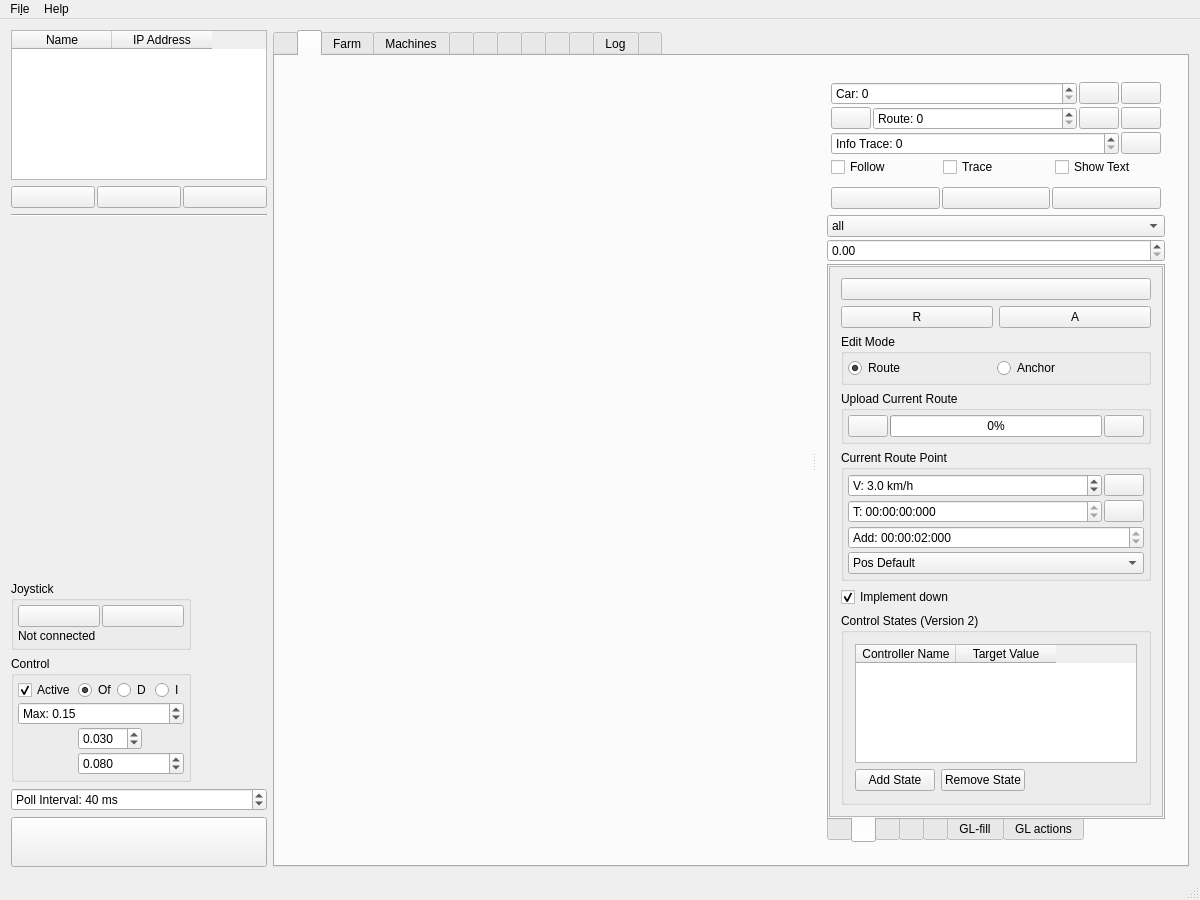
GunnarLarssonSLU/rise_sdvp, file Linux/RControlStation/mainwindow.ui: the form before one commit.
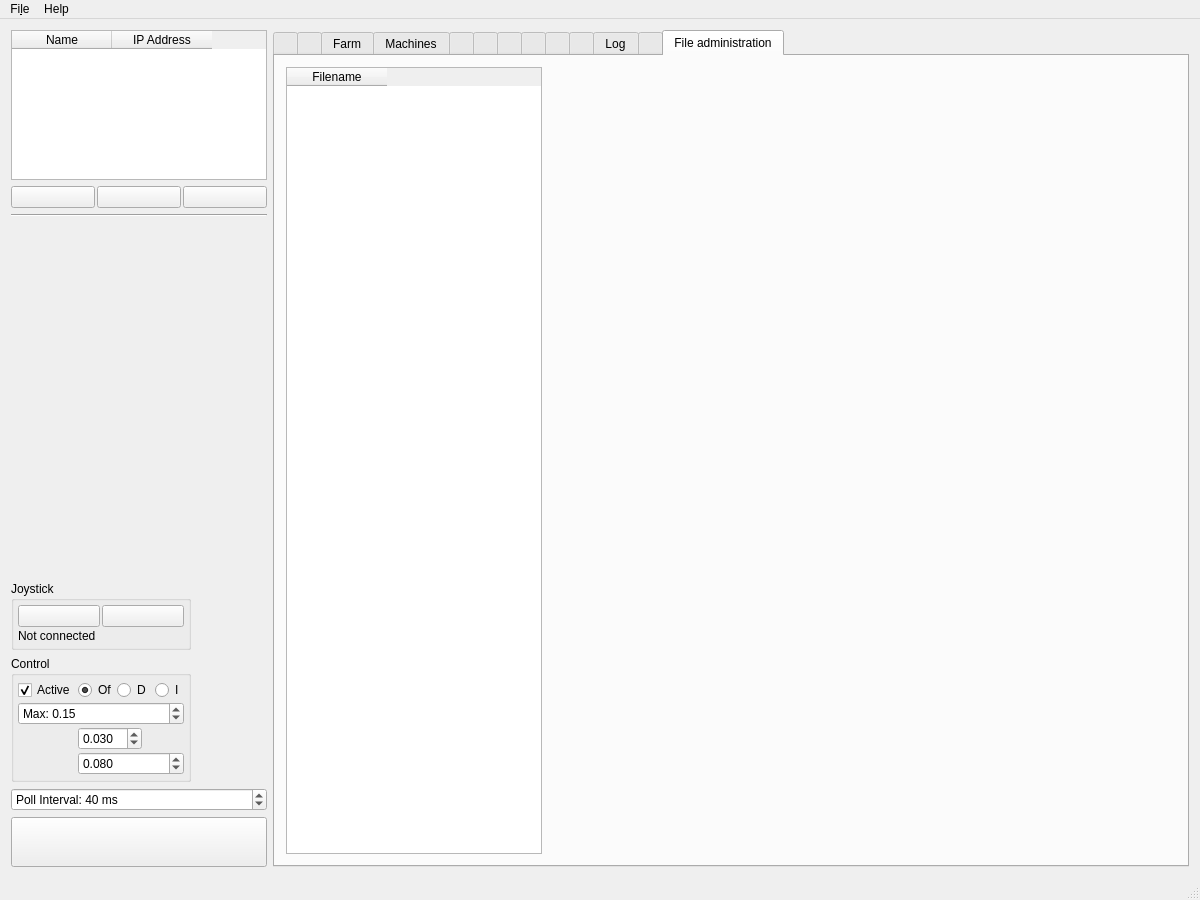
The form after the commit. The open tabs and pages were chosen to show the change. Icons and pictures are not drawn. Custom widgets are drawn as their Qt base class.

Commit message:
Commit before adding F5/Ctrl+R refresh to tableViewMachines
Generated by Mistral Vibe.

What changed in the file:
```diff
--- a/Linux/RControlStation/mainwindow.ui
+++ b/Linux/RControlStation/mainwindow.ui
@@ -4174,6 +4174,56 @@
         </item>
        </layout>
       </widget>
+      <widget class="QWidget" name="tabFileAdmin">
+       <attribute name="title">
+        <string>File administration</string>
+       </attribute>
+       <layout class="QHBoxLayout" name="horizontalLayoutFileAdmin">
+        <property name="spacing">
+         <number>6</number>
+        </property>
+        <property name="leftMargin">
+         <number>11</number>
+        </property>
+        <property name="topMargin">
+         <number>11</number>
+        </property>
+        <property name="rightMargin">
+         <number>11</number>
+        </property>
+        <property name="bottomMargin">
+         <number>11</number>
+        </property>
+        <item>
+         <widget class="QTableWidget" name="unconnectedFieldsTable">
+          <property name="minimumSize">
+           <size>
+            <width>200</width>
+            <height>0</height>
+           </size>
+          </property>
+          <property name="selectionBehavior">
+           <enum>QAbstractItemView::SelectionBehavior::SelectRows</enum>
+          </property>
+          <column>
+           <property name="text">
+            <string>Filename</string>
+           </property>
+          </column>
+         </widget>
+        </item>
+        <item>
+         <widget class="MapWidget" name="mapWidgetFileAdmin" native="true">
+          <property name="sizePolicy">
+           <sizepolicy hsizetype="Expanding" vsizetype="Expanding">
+            <horstretch>1</horstretch>
+            <verstretch>1</verstretch>
+           </sizepolicy>
+          </property>
+         </widget>
+        </item>
+       </layout>
+      </widget>
      </widget>
     </item>
    </layout>
```
The commit also changes 2 other files.
